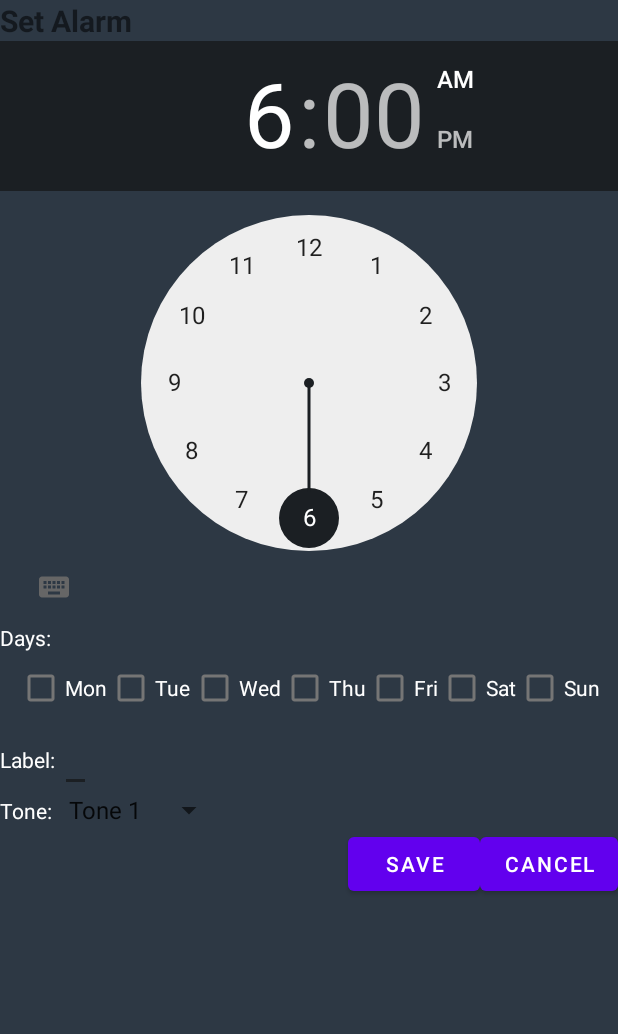
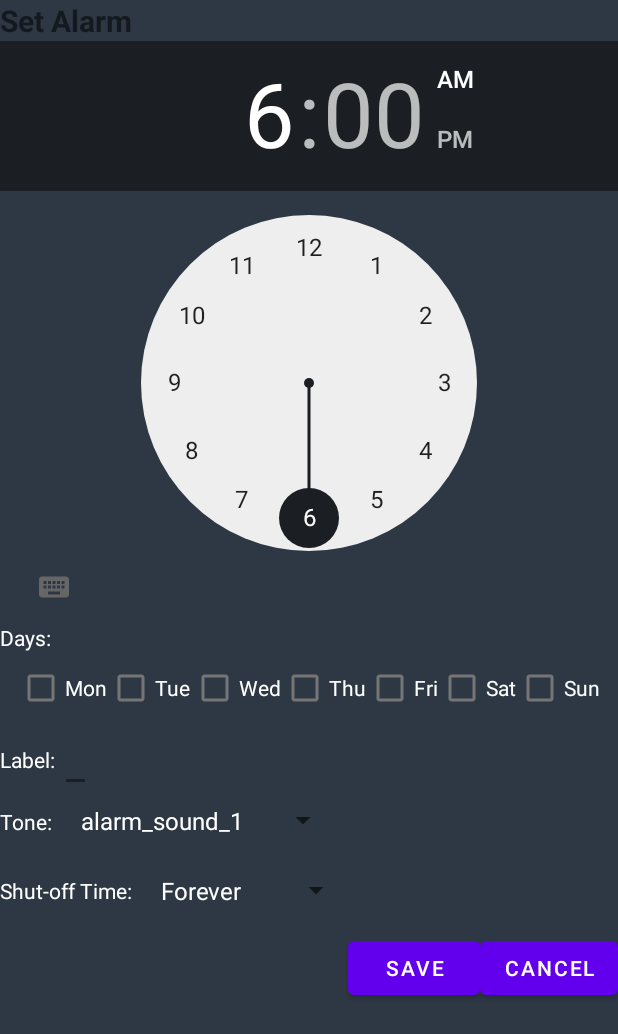
Before and after one commit to edeng1/AndroidAlarmApp, an Android app: the AlarmEditor screen opened directly, with no data from a screen before it, on a phone screen of 412 x 824 dp. Shown: the top 1034 px of the screen. Run offline under Robolectric (Android 15) with nearby library versions, the phone set to English and light mode, and no system bars.

Commit message:
Changed background color of alarm number picker to lightter blue. 	-Created drawable custom_numberpicker_background.xml for it. Shape= rectangle, rounded corners, light blue 	-Used in AlarmEditor on start 	-Added fadein and fadeout animation for it only when shutoffspinner is clicked. Changed color of spinner text only when spinners closed 	-layout/custom_spinner_item has the text as white 	-used in alarmedtiro

```diff
--- a/AlarmApp/app/src/main/AndroidManifest.xml
+++ b/AlarmApp/app/src/main/AndroidManifest.xml
@@ -4,6 +4,7 @@
 
     <uses-permission android:name="android.permission.SCHEDULE_EXACT_ALARM" />
     <uses-permission android:name="android.permission.FOREGROUND_SERVICE" />
+    <uses-permission android:name="android.permission.WAKE_LOCK" />
     <application
         android:allowBackup="true"
         android:dataExtractionRules="@xml/data_extraction_rules"
--- a/AlarmApp/app/src/main/java/com/example/alarmapp/AlarmEditor.kt
+++ b/AlarmApp/app/src/main/java/com/example/alarmapp/AlarmEditor.kt
@@ -9,18 +9,21 @@ import android.app.PendingIntent.FLAG_IMMUTABLE
 import android.content.ContentValues
 import android.content.Context
 import android.content.Intent
+import android.content.res.Resources
+import android.opengl.Visibility
 import android.os.Build
 import android.os.Bundle
 import android.text.InputFilter
 import android.util.Log
-import android.widget.Button
-import android.widget.CheckBox
-import android.widget.EditText
-import android.widget.TextView
-import android.widget.TimePicker
-import android.widget.Toast
+import android.view.MotionEvent
+import android.view.View
+import android.view.animation.AnimationUtils
+import android.widget.*
 import androidx.annotation.RequiresApi
 import androidx.appcompat.app.AppCompatActivity
+import androidx.core.content.ContextCompat
+import androidx.core.view.iterator
+import androidx.core.view.size
 import java.util.*
 
 
@@ -33,7 +36,15 @@ class AlarmEditor : AppCompatActivity() {
     private lateinit var checkBoxes: Array<CheckBox>
     private lateinit var checkedBoxes: Array<Boolean>
     private lateinit var labelText: EditText
-
+    private lateinit var shutOffSpinner: Spinner
+    private lateinit var tonesSpinner: Spinner
+    private lateinit var hourPicker: NumberPicker
+    private lateinit var minutePicker: NumberPicker
+    private lateinit var secondPicker: NumberPicker
+    private var selectedSpinnerItem: String = ""
+    private var shutOffisForever: Boolean=true
+    private var shutOffTimeLong: Long=-1
+    var hasSpinnerOpened = false
     @RequiresApi(Build.VERSION_CODES.M)
     override fun onCreate(savedInstanceState: Bundle?) {
         super.onCreate(savedInstanceState)
@@ -58,20 +69,35 @@ class AlarmEditor : AppCompatActivity() {
         }
 
         labelText=findViewById(R.id.labelEditText)
-
-
-
         saveButton=findViewById(R.id.saveButton);
         cancelButton=findViewById(R.id.cancelButton);
         timePicker=findViewById(R.id.timePicker);
-        onTimePicked();
+
+        shutOffSpinner=findViewById(R.id.shutOffSpinner)
+        hourPicker=findViewById(R.id.hourPicker)
+        minutePicker=findViewById(R.id.minutePicker)
+        secondPicker=findViewById(R.id.secondPicker)
+        tonesSpinner=findViewById(R.id.tonesSpinner)
+
+
+        setItemLayouts()
+        setUpShutoffPickers()
+        handleShutOffTime()
         createNotificationChannel();
 
         //default time is 6:00
         timePicker.hour=6;
         timePicker.minute=0;
 
-        //If clicked on an alarm object
+        //label cant be over 20 chars
+        val maxLength = 20
+        val filters = arrayOf<InputFilter>(InputFilter.LengthFilter(maxLength))
+        labelText.filters = filters
+        if(labelText.text==null){
+            labelText.setText("")
+        }
+
+        //If clicked on an alarm object, set data from database
         if(intent.hasExtra("key")){
             //timePicker.hour=intent.getIntExtra("key",6)
             val context: Context = this
@@ -80,6 +106,7 @@ class AlarmEditor : AppCompatActivity() {
             val data=alarmHelper.retrieveData(id)
             val(toggle,time)=alarmHelper.retrieveData(id)
             val(weekDays,label)=alarmHelper.retrieveWeekDaysLabel(id)
+            val(tones,shutofftime)=alarmHelper.retrieveTonesShutOffTime(id)
             val cal=Calendar.getInstance()
             //Set time picker as the current alarm time that is stored in the db
             if (data != null) {
@@ -88,7 +115,7 @@ class AlarmEditor : AppCompatActivity() {
                 timePicker.minute=cal.get(Calendar.MINUTE)
 
             }
-
+            //Set check boxes as checked boxes that are stored in the db
             if(weekDays!=null || weekDays!= ""){
 
                 checkedBoxes=alarmHelper.convertStringToArray(weekDays)
@@ -97,16 +124,38 @@ class AlarmEditor : AppCompatActivity() {
                     cb.isChecked=checkedBoxes[index]
                 }
             }
-
+            //Set label as label from db
             if(label!=null||label!=""){
                 labelText.setText(label)
             }
-            val maxLength = 20
-            val filters = arrayOf<InputFilter>(InputFilter.LengthFilter(maxLength))
 
-            labelText.filters = filters
-            if(labelText.text==null){
-                labelText.setText("")
+
+
+            //Set selected tone as tones from db
+            val adapter=tonesSpinner.adapter
+
+            for (position in 0 until adapter.count) {
+                if (adapter.getItem(position) == tones) {
+                    tonesSpinner.setSelection(position)
+                    break
+                }
+            }
+
+            //Set shutOffTimePickers from db
+            if(shutofftime==-1L){
+                shutOffSpinner.setSelection(0)
+                shutOffisForever=true
+            }
+            else{
+                //Set selection automatically calls setOnItemSelectedListener
+                shutOffSpinner.setSelection(1)
+                shutOffisForever=false
+
+                val(h,m,s)=alarmHelper.convertMillisecondsToHoursMinSecs(shutofftime)
+                hourPicker.value=h
+                minutePicker.value=m
+                secondPicker.value=s
+
             }
 
         }
@@ -146,25 +195,29 @@ class AlarmEditor : AppCompatActivity() {
 
             //If a box is checked
             val allDaysOff=am.allDaysOfWeekOff(checkedBoxes)
-            //If a day of week check box checked
+            //If a day of week check box checked choose time as the nearest day of week from current time
             if(!allDaysOff){
                 calendar.timeInMillis= am.dayOfWeekInMillis(checkedBoxes,calendar.timeInMillis)
             }
 
-
+            //Log checked boxes and date alarm will go off
             val t = am.convertTimeInMillisToDate(calendar.timeInMillis)
             Log.d("Time","$t ")
             for((index,cb) in checkedBoxes.withIndex()){
                 Log.d("Time2","$cb + $index")
             }
 
-
+            //shut off spinner is on setTime not forever
 
 
 
             // Get database
             val context: Context = this
             val alarmHelper = AlarmDatabaseHelper.getInstance(context);
+
+            if(!shutOffisForever){
+                shutOffTimeLong=alarmHelper.convertHourMinSecToMilliseconds(hourPicker.value,minutePicker.value,secondPicker.value)
+            }
 
             val db = alarmHelper.writableDatabase
 
@@ -178,6 +231,8 @@ class AlarmEditor : AppCompatActivity() {
                     put("toggle",1)
                     put("weekdays",alarmHelper.convertArrayToString(checkedBoxes))
                     put("label",labelText.text.toString())
+                    put("tones",tonesSpinner.selectedItem.toString())
+                    put("shutofftime",shutOffTimeLong)
                 }
                 val id=db.insert("alarm", null, values)
 
@@ -193,6 +248,7 @@ class AlarmEditor : AppCompatActivity() {
                 // Create a pending intent for the alarm
                 val intent = Intent(this, AlarmReceiver::class.java)
                 intent.putExtra("key",id.toInt())
+                intent.putExtra("shutoff",shutOffTimeLong)
                 intent.action = "ALARM_SET"
                 val pendingIntent = PendingIntent.getBroadcast(this, id.toInt(), intent, FLAG_IMMUTABLE)
                 // use count as requestCode so the pendingIntent can be retrieved later.
@@ -217,11 +273,17 @@ class AlarmEditor : AppCompatActivity() {
 
                 alarmHelper.updateDaysOfWeek(id,alarmHelper.convertArrayToString(checkedBoxes))
                 alarmHelper.updateLabel(id,labelText.text.toString())
+                //
+                //update tones and shutofftime
+                alarmHelper.updateTones(id,tonesSpinner.selectedItem.toString())
+                alarmHelper.updateShutOffTime(id,shutOffTimeLong)
+
                 if(!allDaysOff){
                     calendar.timeInMillis= am.dayOfWeekInMillis(checkedBoxes,calendar.timeInMillis)
                 }
                 val intent = Intent(this, AlarmReceiver::class.java)
                 intent.putExtra("key",id)
+                intent.putExtra("shutoff",shutOffTimeLong)
                 intent.action = "ALARM_SET"
                 val pendingIntent = PendingIntent.getBroadcast(this, id, intent, FLAG_IMMUTABLE)
                 val am=AlarmManagerHelper.getInstance(this).setAlarm(id,calendar.timeInMillis,pendingIntent,"")
@@ -233,24 +295,150 @@ class AlarmEditor : AppCompatActivity() {
         }
 
     }
-    fun onTimePicked(){
-        timePicker.setOnTimeChangedListener { view, hourOfDay, minute ->
-            // Do something here when the time is changed
-            //hour = hourOfDay;
-           // min=minute;
+
+    private fun setItemLayouts() {
+        val adap = tonesSpinner.adapter as ArrayAdapter<String?>
+        val itemList = ArrayList<String?>()
+        for (i in 0 until adap.count) {
+            val item = adap.getItem(i)
+            itemList.add(item)
+        }
+        tonesSpinner.adapter
+        val adapter=ArrayAdapter<String>(this, R.layout.custom_spinner_item,itemList)
+        tonesSpinner.adapter = adapter
+        adapter.setDropDownViewResource(android.R.layout.simple_spinner_dropdown_item)
+
+
+
+        val adap2 = shutOffSpinner.adapter as ArrayAdapter<String?>
+        val itemList2 = ArrayList<String?>()
+        for (i in 0 until adap2.count) {
+            val item = adap2.getItem(i)
+            itemList2.add(item)
+        }
+        shutOffSpinner.adapter
+        val adapter2=ArrayAdapter<String>(this, R.layout.custom_spinner_item,itemList2)
+        shutOffSpinner.adapter = adapter2
+        adapter2.setDropDownViewResource(android.R.layout.simple_spinner_dropdown_item)
+
+
+        //val numberPickerEditText = hourPicker.findViewById<View>(Resources.getSystem().getIdentifier("numberpicker_input", "id", "android")) as EditText
+
+        // Set the text color of the EditText
+//        numberPickerEditText.setTextColor(ContextCompat.getColor(this, R.color.white))
+//        numberPickerEditText.setHighlightColor(ContextCompat.getColor(this, R.color.white))
+
+        val customDrawable = ContextCompat.getDrawable(this, R.drawable.custom_numberpicker_background)
+
+// Set the custom drawable as the background of the NumberPicker
+
+        val parentLayout = findViewById<LinearLayout>(R.id.numberPickerLayout)
+        parentLayout.background=customDrawable
+
+
+    }
+
+    fun setUpShutoffPickers(){
+
+        hourPicker.minValue=0
+        hourPicker.maxValue=60
+        hourPicker.setFormatter(NumberPicker.Formatter { i -> String.format("%02d", i) })//2 digit values onlyjkl/
+        minutePicker.minValue=0
+        minutePicker.maxValue=60
+        minutePicker.setFormatter(NumberPicker.Formatter { i -> String.format("%02d", i) })//2 digit values onlyjkl/
+
+        secondPicker.minValue=0
+        secondPicker.maxValue=60
+
+        minutePicker.value=3
+        secondPicker.setFormatter(NumberPicker.Formatter { i -> String.format("%02d", i) })//2 digit values onlyjkl/
+
+    }
+
+    fun handleShutOffTime(){
+        val parentLayout = findViewById<LinearLayout>(R.id.numberPickerLayout)
+        val fadeInAnimation = AnimationUtils.loadAnimation(parentLayout.context, R.anim.fade_in)
+        val fadeOutAnimation = AnimationUtils.loadAnimation(parentLayout.context, R.anim.fade_out)
+        var pos=0;
+        shutOffSpinner.setOnItemSelectedListener(object : AdapterView.OnItemSelectedListener {
+            override fun onItemSelected(
+                parent: AdapterView<*>,
+                view: View?,
+                position: Int,
+                id: Long
+            ) {
+                pos=position
+                selectedSpinnerItem = parent.getItemAtPosition(position).toString()
+                if(position==0){
+                    //Makes it so animation doesnt happen when alarm editor is first opened, only when a spinner is touched
+                    if(hasSpinnerOpened())
+                        parentLayout.startAnimation(fadeOutAnimation)
+                    parentLayout.visibility=View.INVISIBLE
+                    hourPicker.visibility=View.INVISIBLE
+                    secondPicker.visibility=View.INVISIBLE
+                    minutePicker.visibility=View.INVISIBLE
+                    shutOffTimeLong=-1L
+                    shutOffisForever=true
+                }
+                else{
+                    if(hasSpinnerOpened())
+                        parentLayout.startAnimation(fadeInAnimation)
+                    parentLayout.visibility=View.VISIBLE
+                    hourPicker.visibility=View.VISIBLE
+                    secondPicker.visibility=View.VISIBLE
+                    minutePicker.visibility=View.VISIBLE
+                    shutOffisForever=false
+                }
+            }
+
+            override fun onNothingSelected(parent: AdapterView<*>?) {
+                // Do nothing here
+
+            }
+
+        })
+
+    }
+
+    fun hasSpinnerOpened(): Boolean{
+        if(!hasSpinnerOpened){
+            shutOffSpinner.setOnTouchListener { _, event ->
+                if (event.action == MotionEvent.ACTION_UP) {
+                    // Spinner was clicked or opened
+
+                    hasSpinnerOpened = true
+                }
+                false // Return false to allow other touch events to be processed
+            }
         }
 
+
+        return hasSpinnerOpened
+
     }
+
+
+
+
+
+    /*There is no way to set importance level of notification channel again to IMPORTANCE_HIGH programmatically after user turns it OFF.
+    Only user can change it via settings. As per docs.
+     "Sets the level of interruption of this notification channel.
+     Only modifiable before the channel is submitted to NotificationManager.createNotificationChannel(NotificationChannel)."*/
     private fun createNotificationChannel(){
         if (Build.VERSION.SDK_INT >= Build.VERSION_CODES.O) {
             // Create a notification channel
-            val channel = NotificationChannel("alarm_channel", "Alarms", NotificationManager.IMPORTANCE_HIGH)
+            val channel = NotificationChannel("alarm_channel4", "Alarms", NotificationManager.IMPORTANCE_HIGH)
             //channel.enableVibration(true)
             //channel.vibration = longArrayOf(100, 200, 300, 400, 500, 400, 300, 200, 400)
-
+            channel.importance=NotificationManager.IMPORTANCE_HIGH
             // Get the NotificationManager
             val notificationManager = getSystemService(NotificationManager::class.java)
+            channel.setSound(null, null)
+
             notificationManager.createNotificationChannel(channel)
+
+
         }
 
     }
--- a/AlarmApp/app/src/main/java/com/example/alarmapp/AlarmManagerHelper.kt
+++ b/AlarmApp/app/src/main/java/com/example/alarmapp/AlarmManagerHelper.kt
@@ -139,4 +139,6 @@ class AlarmManagerHelper private constructor(private val context: Context) {
 
 
 
+
+
 }
--- a/AlarmApp/app/src/main/java/com/example/alarmapp/AlarmReceiver.kt
+++ b/AlarmApp/app/src/main/java/com/example/alarmapp/AlarmReceiver.kt
@@ -27,7 +27,7 @@ class AlarmReceiver : BroadcastReceiver() {
             .setContentTitle("Alarm go boom boom")
             .setContentText("Your alarm has gone off.")
             .setDefaults(NotificationCompat.DEFAULT_ALL)
-            .setPriority(NotificationCompat.PRIORITY_HIGH)
+            .setPriority(NotificationCompat.PRIORITY_MAX)
             .setAutoCancel(true)
             .setContentIntent(pendingIntent)
 
@@ -62,8 +62,10 @@ class AlarmReceiver : BroadcastReceiver() {
             val db=AlarmDatabaseHelper.getInstance(context)
             val am=AlarmManagerHelper.getInstance(context)
             val (toggle,time)=db.retrieveData(requestCode)
+            val(tones,shutoff)=db.retrieveTonesShutOffTime(requestCode)
             if(toggle==1){
                 intent.putExtra("key",requestCode)
+                intent.putExtra("shutoff",shutoff)
                 intent.action = "ALARM_SET"
                 val pendingIntent = PendingIntent.getBroadcast(context, requestCode, intent, FLAG_IMMUTABLE)
                 val calendar = Calendar.getInstance()
--- a/AlarmApp/app/src/main/java/com/example/alarmapp/MainActivity.kt
+++ b/AlarmApp/app/src/main/java/com/example/alarmapp/MainActivity.kt
@@ -130,6 +130,7 @@ class MainActivity : AppCompatActivity() {
                var alarmTime=getLong(getColumnIndexOrThrow("time"))
                val alarmToggle=getInt(getColumnIndexOrThrow("toggle"))
                var alarmLabel=getString(getColumnIndexOrThrow("label"))
+
                if(alarmLabel==null){alarmLabel=""}
                alarmList.add(AlarmItemModel(alarmTime,alarmId,alarmToggle,alarmLabel))
            }
@@ -209,6 +210,7 @@ class MainActivity : AppCompatActivity() {
                     if(timeDifference<0){
                         handler.post {
                             initRecyclerData()
+
                             _adapter.notifyDataSetChanged()
                         }
                     }
--- /dev/null
+++ b/AlarmApp/app/src/main/res/drawable/custom_numberpicker_background.xml
@@ -0,0 +1,6 @@
+<?xml version="1.0" encoding="utf-8"?>
+<shape xmlns:android="http://schemas.android.com/apk/res/android"
+    android:shape="rectangle">
+    <solid android:color="#435971" /> <!-- Set your desired background color here -->
+    <corners android:radius="7dp" />
+</shape>
--- a/AlarmApp/app/src/main/res/layout/activity_alarm_editor.xml
+++ b/AlarmApp/app/src/main/res/layout/activity_alarm_editor.xml
@@ -111,12 +111,85 @@
             android:text="Tone: "
             android:textColor="@color/white"/>
         <Spinner
+            android:id="@+id/tonesSpinner"
             android:layout_width="wrap_content"
             android:layout_height="wrap_content"
             android:entries="@array/tones"
 
             />
+
     </LinearLayout>
+
+    <LinearLayout
+        android:layout_width="match_parent"
+        android:layout_height="wrap_content"
+        android:orientation="horizontal">
+
+        <TextView
+            android:layout_width="wrap_content"
+            android:layout_height="wrap_content"
+            android:layout_gravity="center"
+            android:text="Shut-off Time: "
+            android:textColor="@color/white" />
+
+        <Spinner
+            android:id="@+id/shutOffSpinner"
+            android:layout_width="wrap_content"
+            android:layout_height="wrap_content"
+            android:entries="@array/shutoff_time"
+            android:layout_gravity="center_vertical"
+
+            />
+        <LinearLayout
+            android:id="@+id/numberPickerLayout"
+            android:layout_width="wrap_content"
+            android:layout_height="wrap_content"
+            android:orientation="horizontal"
+            >
+
+        <NumberPicker
+            android:id="@+id/hourPicker"
+            android:layout_width="40dp"
+            android:layout_height="55dp"
+            android:calendarViewShown="false"
+            android:timePickerMode="spinner"
+            />
+            <TextView
+                android:layout_width="wrap_content"
+                android:layout_height="wrap_content"
+                android:text=":"
+                android:layout_gravity="center"
+                android:textSize="20sp"/>
+
+        <NumberPicker
+            android:id="@+id/minutePicker"
+            android:layout_width="40dp"
+            android:layout_height="55dp"
+            android:calendarViewShown="false"
+            android:timePickerMode="spinner"
+            />
+            <TextView
+                android:layout_width="wrap_content"
+                android:layout_height="wrap_content"
+                android:text=":"
+                android:layout_gravity="center"
+                android:textSize="20sp"
+                />
+        <NumberPicker
+            android:id="@+id/secondPicker"
+            android:layout_width="40dp"
+            android:layout_height="55dp"
+            android:calendarViewShown="false"
+            android:timePickerMode="spinner"
+            />
+        </LinearLayout>
+
+
+
+    </LinearLayout>
+
+
+
 
     <LinearLayout
         android:layout_width="match_parent"
--- /dev/null
+++ b/AlarmApp/app/src/main/res/layout/custom_spinner_item.xml
@@ -0,0 +1,16 @@
+<?xml version="1.0" encoding="utf-8"?>
+<TextView
+    xmlns:android="http://schemas.android.com/apk/res/android"
+    android:id="@android:id/text1"
+    android:layout_width="wrap_content"
+    android:layout_height="wrap_content"
+    android:textColor="#FFFFFF"
+    android:textSize="16sp"
+    android:paddingStart="16dp"
+    android:paddingEnd="16dp"
+    android:paddingTop="8dp"
+    android:paddingBottom="8dp"
+    android:ellipsize="marquee"
+    android:singleLine="true"
+
+    />
--- a/AlarmApp/app/src/main/res/values/arrays.xml
+++ b/AlarmApp/app/src/main/res/values/arrays.xml
@@ -1,8 +1,13 @@
 <?xml version="1.0" encoding="utf-8"?>
 <resources>
     <string-array name="tones">
-        <item>Tone 1</item>
-        <item>Tone 2</item>
+        <item>alarm_sound_1</item>
+        <item>alarm_sound_2</item>
         <item>Tone 3</item>
     </string-array>
+    <string-array name="shutoff_time">
+        <item>Forever</item>
+        <item>Set Time</item>
+    </string-array>
+
 </resources>
--- a/AlarmApp/app/src/main/res/values/styles.xml
+++ b/AlarmApp/app/src/main/res/values/styles.xml
@@ -5,6 +5,10 @@
         <item name="android:numbersTextColor">#FF0000</item> <!-- Hour and minute numbers color -->
         <item name="android:numbersBackgroundColor">@color/darkish_color</item> <!-- Background color of numbers -->
         <item name="android:numbersSelectorColor">@color/white</item> <!-- Color of the number selector -->
+    </style>
+    <style name="CustomNumberPicker">
+        <item name="android:textColor">#FFFFFF</item> <!-- Change to your desired text color -->
+        <!-- You can also customize other attributes here, such as text size, background, etc. -->
     </style>
     <style name="AppBarCollapsed" parent="@android:style/TextAppearance.Medium">
         <item name="android:textSize">32sp</item>
--- a/AlarmApp/app/src/main/res/values/themes.xml
+++ b/AlarmApp/app/src/main/res/values/themes.xml
@@ -12,5 +12,7 @@
         <!-- Status bar color. -->
         <item name="android:statusBarColor">?attr/colorPrimaryVariant</item>
         <!-- Customize your theme here. -->
+
     </style>
+
 </resources>
```
Also changed, not shown: AlarmApp/app/src/main/java/com/example/alarmapp/AlarmDatabaseHelper.kt (+76 -3 lines), AlarmApp/app/src/main/java/com/example/alarmapp/AlarmForegroundService.kt (+105 -19 lines), AlarmApp/app/src/main/res/layout/notification_layout.xml (+4 -24 lines).
